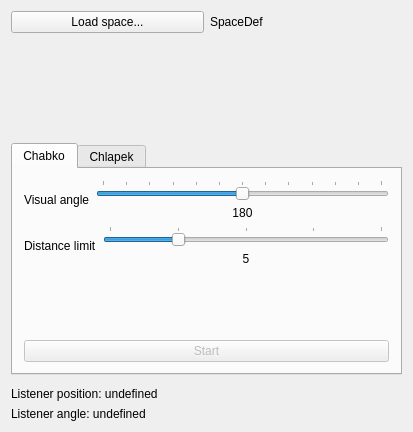
The window that mainwindow.ui (navigatore/imaginote) describes before a commit, drawn with Qt 5.
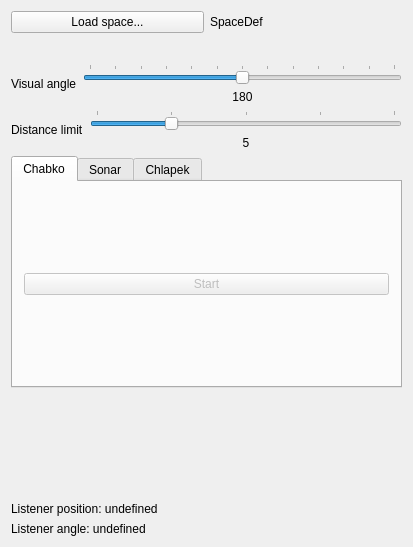
The same window after the commit. Custom widgets are drawn as their Qt base class.

Commit message: Add sonar sonification method

Patch:
```diff
--- a/mainwindow.ui
+++ b/mainwindow.ui
@@ -7,14 +7,14 @@
     <x>0</x>
     <y>0</y>
     <width>413</width>
-    <height>432</height>
+    <height>547</height>
    </rect>
   </property>
   <property name="windowTitle">
    <string>Imaginote</string>
   </property>
   <widget class="QWidget" name="centralWidget">
-   <layout class="QVBoxLayout" name="verticalLayout_5">
+   <layout class="QVBoxLayout" name="verticalLayout_4">
     <item>
      <layout class="QHBoxLayout" name="horizontalLayout">
       <item>
@@ -34,28 +34,21 @@
      </layout>
     </item>
     <item>
-     <spacer name="verticalSpacerTop">
+     <spacer name="verticalSpacer">
       <property name="orientation">
        <enum>Qt::Vertical</enum>
       </property>
+      <property name="sizeType">
+       <enum>QSizePolicy::Fixed</enum>
+      </property>
       <property name="sizeHint" stdset="0">
        <size>
         <width>20</width>
-        <height>40</height>
+        <height>25</height>
        </size>
       </property>
      </spacer>
     </item>
-    <item>
-     <widget class="QTabWidget" name="tabWidget">
-      <property name="currentIndex">
-       <number>0</number>
-      </property>
-      <widget class="QWidget" name="tab">
-       <attribute name="title">
-        <string>Chabko</string>
-       </attribute>
-       <layout class="QVBoxLayout" name="verticalLayout_2">
         <item>
          <layout class="QHBoxLayout" name="horizontalLayout_2">
           <item>
@@ -125,7 +118,7 @@
            </widget>
           </item>
           <item>
-           <layout class="QVBoxLayout" name="verticalLayout_4">
+       <layout class="QVBoxLayout" name="verticalLayout_2">
             <item>
              <widget class="QSlider" name="distanceLimitSlider">
               <property name="sizePolicy">
@@ -175,19 +168,16 @@
          </layout>
         </item>
         <item>
-         <spacer name="verticalSpacer_1">
-          <property name="orientation">
-           <enum>Qt::Vertical</enum>
-          </property>
-          <property name="sizeHint" stdset="0">
-           <size>
-            <width>20</width>
-            <height>40</height>
-           </size>
-          </property>
-         </spacer>
-        </item>
-        <item>
+     <widget class="QTabWidget" name="tabWidget">
+      <property name="currentIndex">
+       <number>0</number>
+      </property>
+      <widget class="QWidget" name="tab">
+       <attribute name="title">
+        <string>Chabko</string>
+       </attribute>
+       <layout class="QGridLayout" name="gridLayout_2">
+        <item row="0" column="0">
          <widget class="QPushButton" name="startStopButton_1">
           <property name="enabled">
            <bool>false</bool>
@@ -199,6 +189,23 @@
         </item>
        </layout>
       </widget>
+      <widget class="QWidget" name="tab_3">
+       <attribute name="title">
+        <string>Sonar</string>
+       </attribute>
+       <layout class="QGridLayout" name="gridLayout">
+        <item row="0" column="0">
+         <widget class="QPushButton" name="startStopButton_2">
+          <property name="enabled">
+           <bool>false</bool>
+          </property>
+          <property name="text">
+           <string>Start</string>
+          </property>
+         </widget>
+        </item>
+       </layout>
+      </widget>
       <widget class="QWidget" name="tab_2">
        <attribute name="title">
         <string>Chlapek</string>
@@ -308,6 +315,19 @@
       </widget>
      </widget>
     </item>
+    <item>
+     <spacer name="verticalSpacer_3">
+      <property name="orientation">
+       <enum>Qt::Vertical</enum>
+      </property>
+      <property name="sizeHint" stdset="0">
+       <size>
+        <width>20</width>
+        <height>40</height>
+       </size>
+      </property>
+     </spacer>
+    </item>
     <item>
      <widget class="MapWidget" name="mapWidget" native="true"/>
     </item>
```
Left out of the diff: 17 changed lines with no effect on the pictures. Lines whose indentation alone changed are shown as unchanged. The commit also changes 11 other files.
